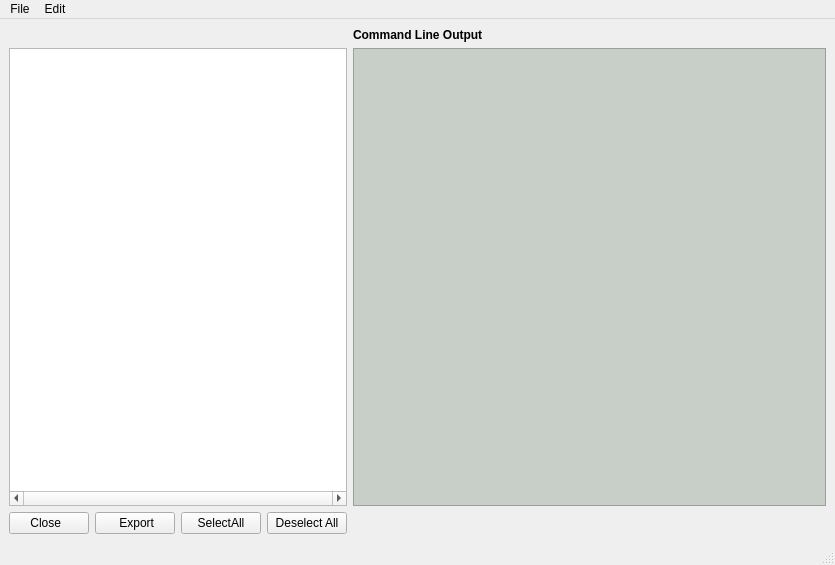
Old version of the form python/UI/disk_access.ui in the repository sunithamisra/bitcurator.
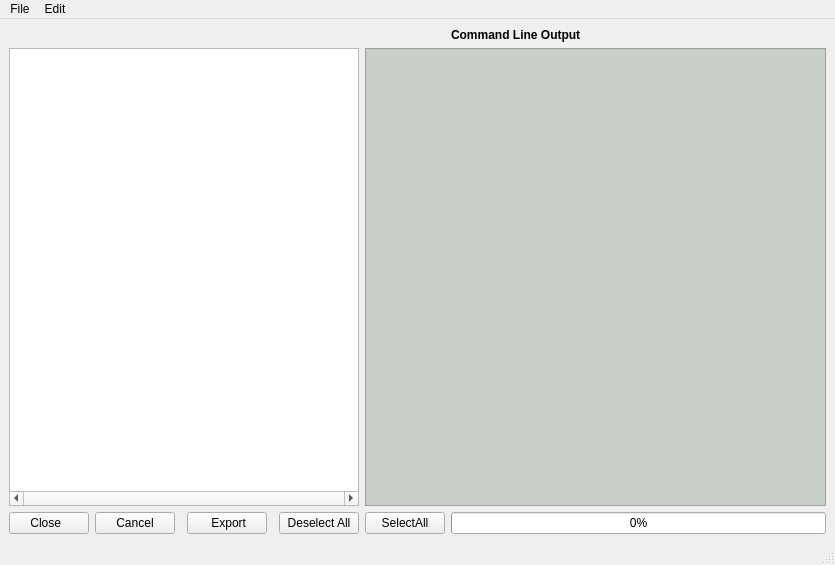
New version of the form.

Commit message: Added support for cancel and progress bar buttons.

Patch:
```diff
--- a/python/UI/disk_access.ui
+++ b/python/UI/disk_access.ui
@@ -21,20 +21,7 @@
   </property>
   <widget class="QWidget" name="centralwidget">
    <layout class="QGridLayout" name="gridLayout">
-    <item row="5" column="0">
-     <widget class="QPushButton" name="pushButton_close">
-      <property name="sizePolicy">
-       <sizepolicy hsizetype="Fixed" vsizetype="Fixed">
-        <horstretch>0</horstretch>
-        <verstretch>0</verstretch>
-       </sizepolicy>
-      </property>
-      <property name="text">
-       <string>    Close      </string>
-      </property>
-     </widget>
-    </item>
-    <item row="0" column="6">
+    <item row="0" column="7">
      <widget class="QLabel" name="label">
       <property name="font">
        <font>
@@ -47,26 +34,6 @@
       </property>
      </widget>
     </item>
-    <item row="1" column="6">
-     <widget class="QTextEdit" name="textEdit">
-      <property name="sizePolicy">
-       <sizepolicy hsizetype="Ignored" vsizetype="Expanding">
-        <horstretch>20</horstretch>
-        <verstretch>100</verstretch>
-       </sizepolicy>
-      </property>
-      <property name="autoFillBackground">
-       <bool>true</bool>
-      </property>
-      <property name="styleSheet">
-       <string notr="true">background-color: rgb(200, 206, 200);
-border-color: rgb(170, 0, 0);</string>
-      </property>
-      <property name="textInteractionFlags">
-       <set>Qt::TextSelectableByKeyboard|Qt::TextSelectableByMouse</set>
-      </property>
-     </widget>
-    </item>
     <item row="1" column="0" colspan="6">
      <widget class="QTreeView" name="DirectoryTree">
       <property name="sizePolicy">
@@ -86,7 +53,41 @@
       </property>
      </widget>
     </item>
-    <item row="5" column="1" colspan="2">
+    <item row="8" column="1">
+     <widget class="QPushButton" name="pushButton_cancel">
+      <property name="text">
+       <string>Cancel</string>
+      </property>
+     </widget>
+    </item>
+    <item row="8" column="5">
+     <widget class="QPushButton" name="pushButton_sall">
+      <property name="sizePolicy">
+       <sizepolicy hsizetype="Fixed" vsizetype="Fixed">
+        <horstretch>0</horstretch>
+        <verstretch>0</verstretch>
+       </sizepolicy>
+      </property>
+      <property name="text">
+       <string>Deselect All</string>
+      </property>
+     </widget>
+    </item>
+    <item row="8" column="0">
+     <widget class="QPushButton" name="pushButton_close">
+      <property name="text">
+       <string>    Close      </string>
+      </property>
+     </widget>
+    </item>
+    <item row="8" column="7">
+     <widget class="QProgressBar" name="progressBar">
+      <property name="value">
+       <number>0</number>
+      </property>
+     </widget>
+    </item>
+    <item row="8" column="3">
      <widget class="QPushButton" name="pushButton_export">
       <property name="sizePolicy">
        <sizepolicy hsizetype="Fixed" vsizetype="Maximum">
@@ -99,7 +100,7 @@
       </property>
      </widget>
     </item>
-    <item row="5" column="3">
+    <item row="8" column="6">
      <widget class="QPushButton" name="pushButton_dsall">
       <property name="sizePolicy">
        <sizepolicy hsizetype="Fixed" vsizetype="Fixed">
@@ -112,16 +113,23 @@
       </property>
      </widget>
     </item>
-    <item row="5" column="4" colspan="2">
-     <widget class="QPushButton" name="pushButton_sall">
+    <item row="1" column="6" colspan="2">
+     <widget class="QTextEdit" name="textEdit">
       <property name="sizePolicy">
-       <sizepolicy hsizetype="Fixed" vsizetype="Fixed">
-        <horstretch>0</horstretch>
-        <verstretch>0</verstretch>
+       <sizepolicy hsizetype="Ignored" vsizetype="Expanding">
+        <horstretch>20</horstretch>
+        <verstretch>100</verstretch>
        </sizepolicy>
       </property>
-      <property name="text">
-       <string>Deselect All</string>
+      <property name="autoFillBackground">
+       <bool>true</bool>
+      </property>
+      <property name="styleSheet">
+       <string notr="true">background-color: rgb(200, 206, 200);
+border-color: rgb(170, 0, 0);</string>
+      </property>
+      <property name="textInteractionFlags">
+       <set>Qt::TextSelectableByKeyboard|Qt::TextSelectableByMouse</set>
       </property>
      </widget>
     </item>
```
